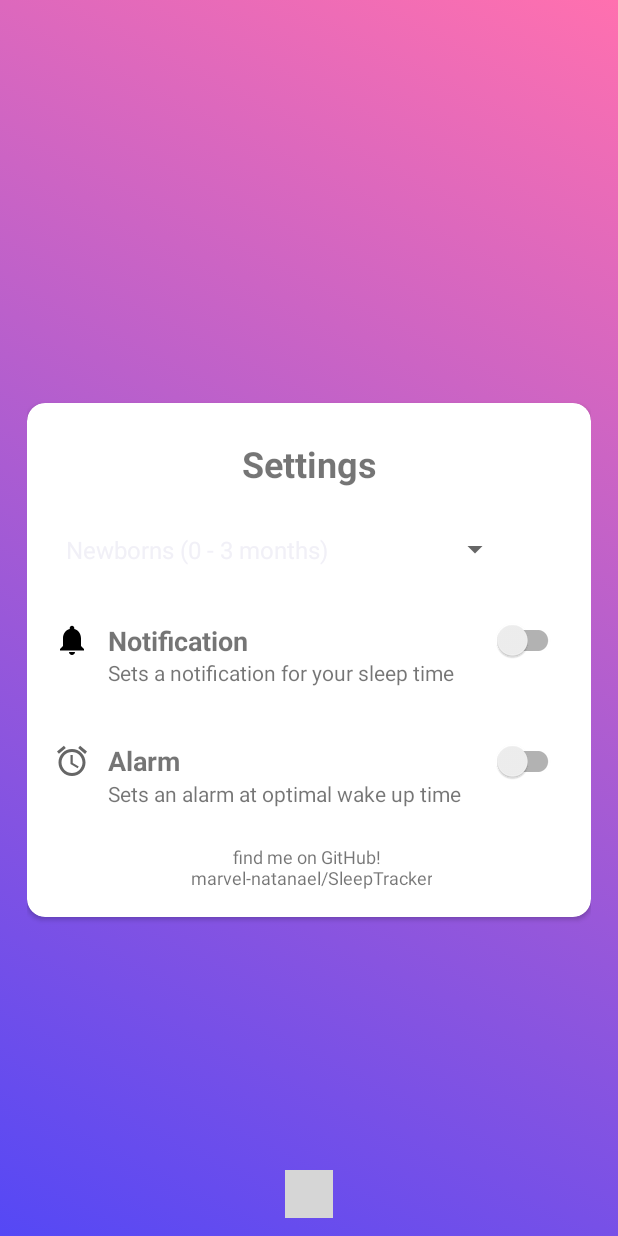
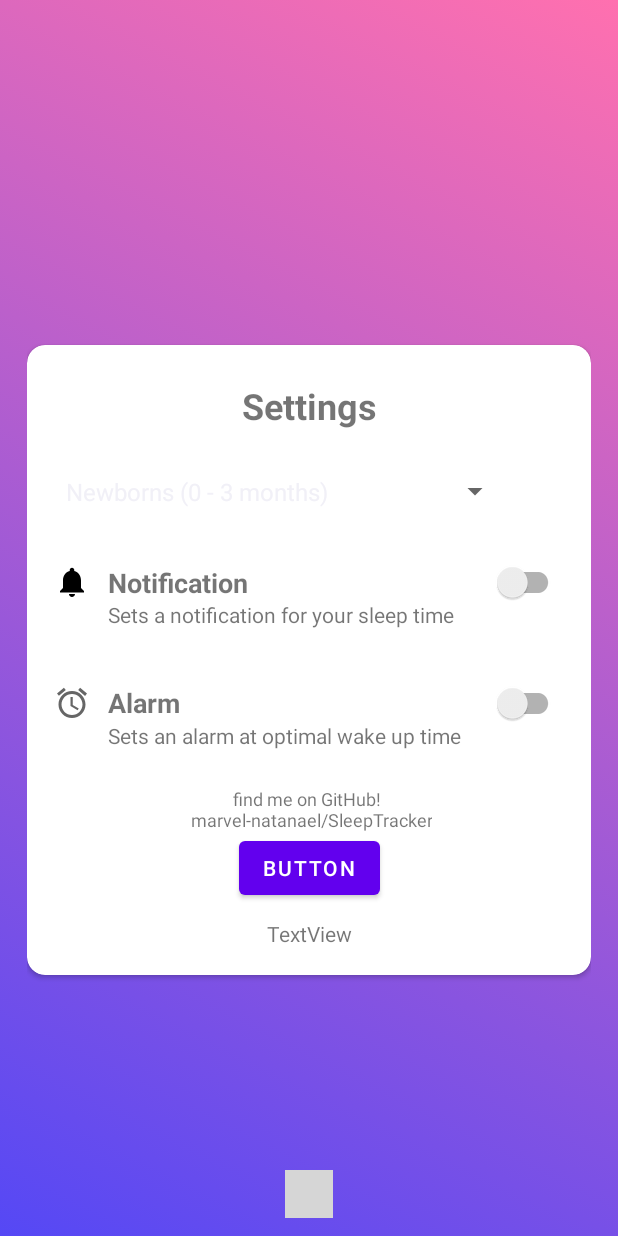
Before and after one commit to marvel-natanael/SleepTracker, an Android app: the ProfileFragment screen opened through its navigation route, on a phone screen of 412 x 824 dp. Run offline under Robolectric (Android 15) with nearby library versions, the phone set to English and light mode, and no system bars; our stand-ins replace navigation-ui; libraries missing offline, so code that uses them is left out: com.ismaeldivita.chipnavigation; plain views replace ChipNavigationBar; 2 statements that could not run were skipped; grey boxes are pictures that could not be loaded.

Commit message:
Tambah button time
Menambahkan btn timen untuk notifikasi

```diff
--- a/app/src/main/AndroidManifest.xml
+++ b/app/src/main/AndroidManifest.xml
@@ -19,6 +19,9 @@
                 <category android:name="android.intent.category.LAUNCHER" />
             </intent-filter>
         </activity>
+        <receiver android:name=".ui.home.HomeFragment$Receiver">
+
+        </receiver>
     </application>
 
 </manifest>
--- a/app/src/main/res/layout/fragment_profile.xml
+++ b/app/src/main/res/layout/fragment_profile.xml
@@ -90,6 +90,7 @@
                     app:layout_constraintBottom_toBottomOf="@+id/tv_notif"
                     app:layout_constraintEnd_toEndOf="parent"
                     app:layout_constraintTop_toTopOf="@+id/tv_notif" />
+
             </androidx.constraintlayout.widget.ConstraintLayout>
 
 
@@ -154,6 +155,25 @@
                 app:layout_constraintStart_toStartOf="parent"
                 app:layout_constraintTop_toBottomOf="@id/alarm">
             </TextView>
+
+            <Button
+                android:id="@+id/btn_time"
+                android:layout_width="wrap_content"
+                android:layout_height="wrap_content"
+                android:text="Button"
+                app:layout_constraintEnd_toEndOf="@+id/credits"
+                app:layout_constraintStart_toStartOf="@+id/credits"
+                app:layout_constraintTop_toBottomOf="@+id/credits" />
+
+            <TextView
+                android:id="@+id/selecttime"
+                android:layout_width="wrap_content"
+                android:layout_height="wrap_content"
+                android:layout_margin="10dp"
+                android:text="TextView"
+                app:layout_constraintEnd_toEndOf="@+id/btn_time"
+                app:layout_constraintStart_toStartOf="@+id/btn_time"
+                app:layout_constraintTop_toBottomOf="@+id/btn_time" />
         </androidx.constraintlayout.widget.ConstraintLayout>
     </androidx.cardview.widget.CardView>
 
```
Also changed, not shown: app/src/main/java/com/example/simplesleep/ui/home/HomeFragment.kt (+24 -7 lines), app/src/main/java/com/example/simplesleep/ui/profile/ProfileFragment.kt (+41 -3 lines).
